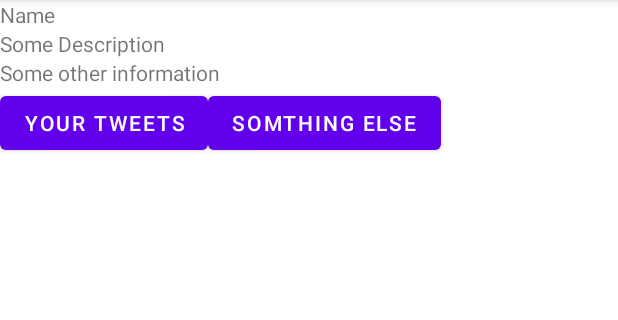
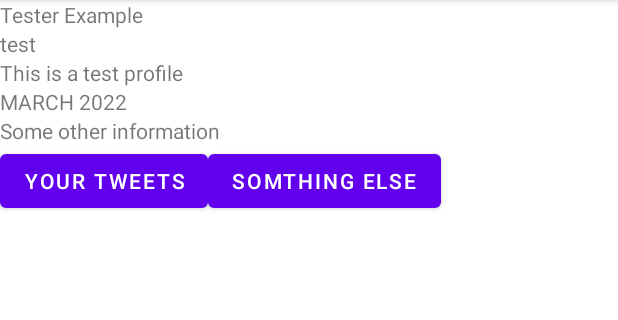
Before and after one commit to MingHaoC/COMP4200, an Android app: the ProfileActivity screen opened directly, with no data from a screen before it, on a phone screen of 412 x 824 dp, the part 84-404 px from its top. Run offline under Robolectric (Android 15) with nearby library versions, the phone set to English and light mode, and no system bars.

Commit message:
Add sample data

```diff
--- a/app/src/main/java/com/example/comp4200/ProfileActivity.java
+++ b/app/src/main/java/com/example/comp4200/ProfileActivity.java
@@ -3,15 +3,50 @@ package com.example.comp4200;
 import androidx.appcompat.app.AppCompatActivity;
 
 import android.os.Bundle;
+import android.widget.ImageView;
 import android.widget.TextView;
 
+import java.time.LocalDateTime;
+
+
 public class ProfileActivity extends AppCompatActivity {
+    //TODO: User model to import data from
+    private class User {
+        Integer user_id = 1337;
+        String username = "Test";
+        String handle = "test";
+        String first_name = "Tester";
+        String last_name = "Example";
+        String email = "test@example.com";
+        String image_id = "someimage.png";
+        String description = "This is a test profile";
+        LocalDateTime created = LocalDateTime.now();
+    }
     TextView name;
     TextView description;
+    ImageView imageView;
+    TextView handle;
+    TextView date_created;
 
     @Override
     protected void onCreate(Bundle savedInstanceState) {
         super.onCreate(savedInstanceState);
         setContentView(R.layout.activity_profile);
+
+        name = findViewById(R.id.user_name);
+        description = findViewById(R.id.user_description);
+        imageView = findViewById(R.id.user_image);
+        handle = findViewById(R.id.user_handle);
+        date_created = findViewById(R.id.user_created);
+
+        //TODO: Populate Text with real user data
+        User user = new User();
+        name.setText(user.first_name + " " + user.last_name);
+        description.setText(user.description);
+        handle.setText(user.handle);
+        date_created.setText(user.created.getMonth() + " " + user.created.getYear());
+//        imageView.setImageBitmap(bm); //TODO: Need to know how image is saved
+
+        //TODO: Get fragments of tweets and other data filtered by user
     }
 }
--- a/app/src/main/res/layout/activity_profile.xml
+++ b/app/src/main/res/layout/activity_profile.xml
@@ -25,10 +25,22 @@
             android:text="Name" />
 
         <TextView
+            android:id="@+id/user_handle"
+            android:layout_width="wrap_content"
+            android:layout_height="wrap_content"
+            android:text="Handle" />
+
+        <TextView
             android:id="@+id/user_description"
             android:layout_width="wrap_content"
             android:layout_height="wrap_content"
             android:text="Some Description" />
+
+        <TextView
+            android:id="@+id/user_created"
+            android:layout_width="match_parent"
+            android:layout_height="wrap_content"
+            android:text="Joined Date" />
 
         <TextView
             android:id="@+id/user_something"
```
